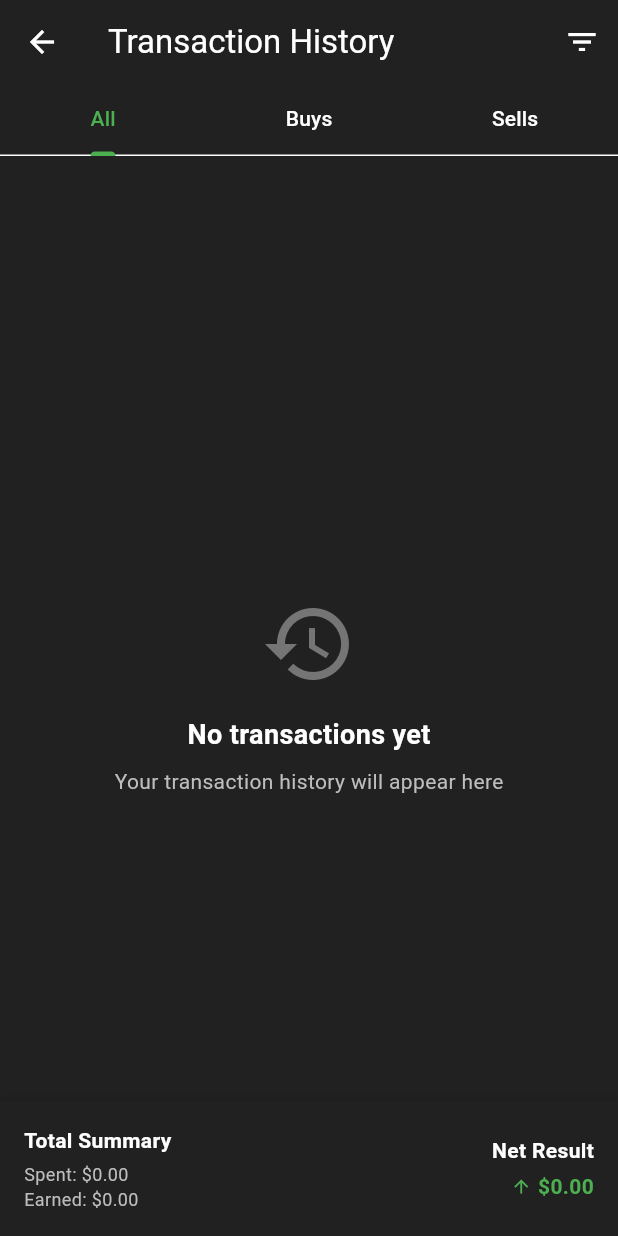
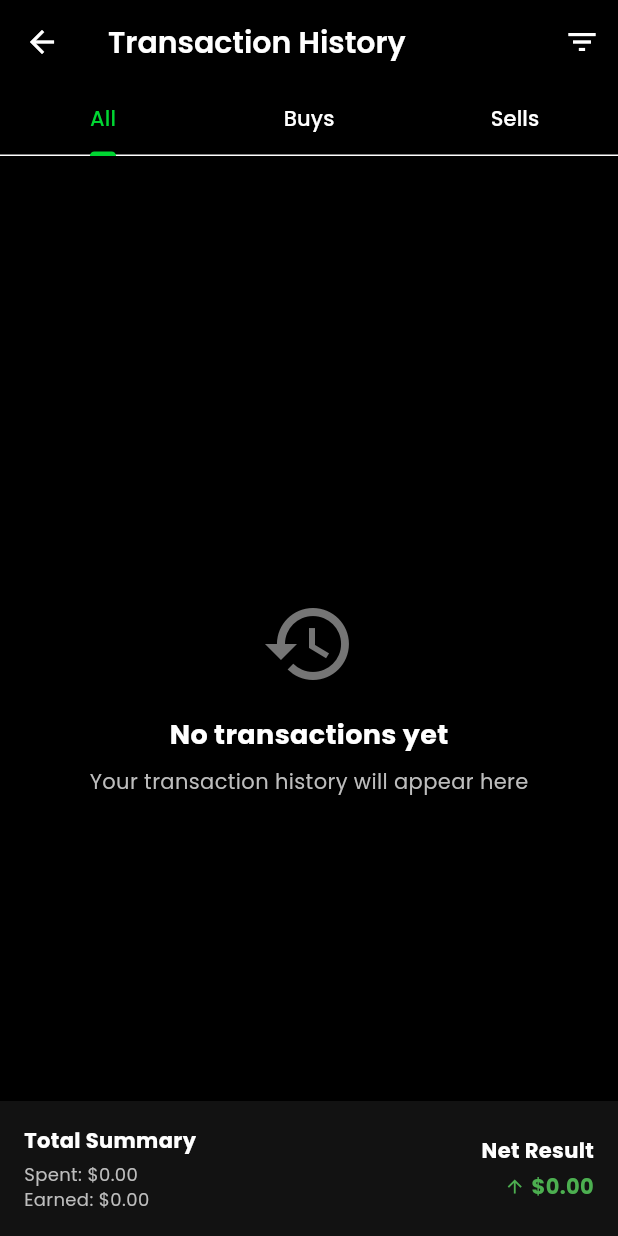
Before and after one commit to DanielAja/soundmarket, a Flutter app: the screen it shows after launch, item 3 of the bottom bar chosen, after a tap on "Transaction History", on a phone screen of 412 x 824 dp. Run offline on Flutter 3.47's test engine with Material 3 defaults, Android fonts, the light colour scheme and no system bars; our stand-ins replace fl_chart, google_fonts, shared_preferences; accounts and stored records are empty.

Commit message:
Degsine update

```diff
--- a/lib/main.dart
+++ b/lib/main.dart
@@ -1,5 +1,6 @@
 import 'package:flutter/material.dart';
 import 'package:provider/provider.dart';
+import 'package:google_fonts/google_fonts.dart';
 import 'providers/user_data_provider.dart';
 import 'screens/home_screen.dart';
 import 'screens/discover_screen.dart';
@@ -26,21 +27,77 @@ class SoundMarketApp extends StatelessWidget {
     return MaterialApp(
       title: 'Sound Market',
       theme: ThemeData(
-        // Define a base theme - mix of Spotify (dark) and Robinhood (green accents)
-        brightness: Brightness.dark, // Dark theme base like Spotify
-        primaryColor: Colors.green, // Robinhood green for primary elements
+        // Cash App inspired theme
+        brightness: Brightness.dark,
+        primaryColor: const Color(0xFF00D632), // Cash App green
+        scaffoldBackgroundColor: Colors.black,
         colorScheme: ColorScheme.dark(
-          primary: Colors.green,       // Primary color for buttons, etc.
-          secondary: Colors.greenAccent, // Accent color
-          background: Colors.black,     // Spotify-like black background
-          surface: Colors.grey[900]!,   // Slightly lighter surface color
-          onPrimary: Colors.black,      // Text on primary color
+          primary: const Color(0xFF00D632),    // Cash App green
+          secondary: const Color(0xFF00C2FF),  // Cash App blue accent
+          background: Colors.black,
+          surface: const Color(0xFF121212),    // Dark surface
+          onPrimary: Colors.black,
           onSecondary: Colors.black,
           onBackground: Colors.white,
           onSurface: Colors.white,
         ),
+        // Card theme
+        cardTheme: CardTheme(
+          color: const Color(0xFF121212),
+          shape: RoundedRectangleBorder(
+            borderRadius: BorderRadius.circular(16.0),
+          ),
+          elevation: 0,
+        ),
+        // Button theme
+        elevatedButtonTheme: ElevatedButtonThemeData(
+          style: ElevatedButton.styleFrom(
+            backgroundColor: const Color(0xFF00D632),
+            foregroundColor: Colors.black,
+            shape: RoundedRectangleBorder(
+              borderRadius: BorderRadius.circular(24.0),
+            ),
+            padding: const EdgeInsets.symmetric(vertical: 16.0),
+          ),
+        ),
+        // Text theme with Cash App-like font
+        textTheme: GoogleFonts.poppinsTextTheme(
+          ThemeData.dark().textTheme,
+        ).copyWith(
+          titleLarge: GoogleFonts.poppins(
+            fontSize: 24,
+            fontWeight: FontWeight.w600,
+          ),
+          titleMedium: GoogleFonts.poppins(
+            fontSize: 18,
+            fontWeight: FontWeight.w600,
+          ),
+          bodyLarge: GoogleFonts.poppins(
+            fontSize: 16,
+            fontWeight: FontWeight.normal,
+          ),
+          bodyMedium: GoogleFonts.poppins(
+            fontSize: 14,
+            fontWeight: FontWeight.normal,
+          ),
+        ),
+        // App bar theme
+        appBarTheme: AppBarTheme(
+          backgroundColor: Colors.black,
+          elevation: 0,
+          titleTextStyle: GoogleFonts.poppins(
+            fontSize: 20,
+            fontWeight: FontWeight.w600,
+            color: Colors.white,
+          ),
+        ),
+        // Bottom navigation bar theme
+        bottomNavigationBarTheme: const BottomNavigationBarThemeData(
+          backgroundColor: Colors.black,
+          selectedItemColor: Color(0xFF00D632),
+          unselectedItemColor: Colors.grey,
+        ),
         useMaterial3: true,
-        // Define other theme properties like text themes if needed
       ),
       home: const MainNavigationWrapper(),
     );
--- a/lib/screens/home_screen.dart
+++ b/lib/screens/home_screen.dart
@@ -354,7 +354,7 @@ class _HomeScreenState extends State<HomeScreen> {
                         leftTitles: AxisTitles(
                           sideTitles: SideTitles(
                             showTitles: true,
-                            interval: (maxY - minY) / 4,
+                            interval: max(1.0, (maxY - minY) / 4), // Ensure interval is not zero
                             reservedSize: 40,
                             getTitlesWidget: (value, meta) {
                               return Padding(
@@ -460,9 +460,15 @@ class _HomeScreenState extends State<HomeScreen> {
         labelStyle: TextStyle(
           color: isSelected ? Colors.black : Colors.white,
           fontSize: 12.0,
+          fontWeight: FontWeight.w600,
+          fontFamily: 'Poppins',
         ),
-        backgroundColor: Colors.grey[800],
-        selectedColor: Colors.green,
+        backgroundColor: const Color(0xFF1E1E1E),
+        selectedColor: Theme.of(context).colorScheme.primary,
+        shape: RoundedRectangleBorder(
+          borderRadius: BorderRadius.circular(16.0),
+        ),
+        padding: const EdgeInsets.symmetric(horizontal: 12.0, vertical: 8.0),
       ),
     );
   }
--- a/pubspec.yaml
+++ b/pubspec.yaml
@@ -40,6 +40,7 @@ dependencies:
   fl_chart: ^0.68.0 # For charts
   uuid: ^4.3.3 # For generating unique IDs
   intl: ^0.19.0 # For date formatting
+  google_fonts: ^6.1.0 # For custom fonts
 
 dev_dependencies:
   flutter_test:
```
Also changed, not shown: pubspec.lock, 2 other files.
